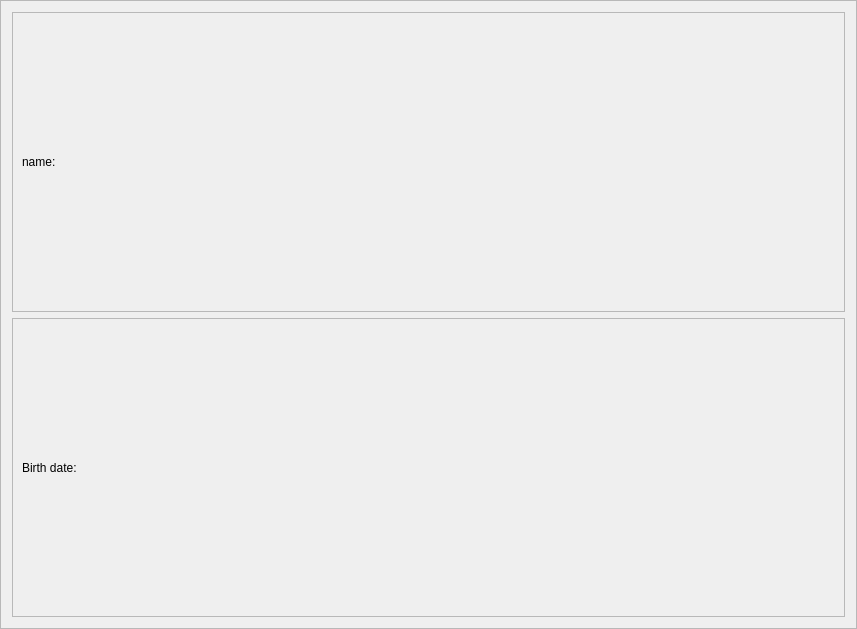
Above: weboob/applications/qcineoob/ui/person.ui from laurentb/weboob before the change. Below: the same form after it.
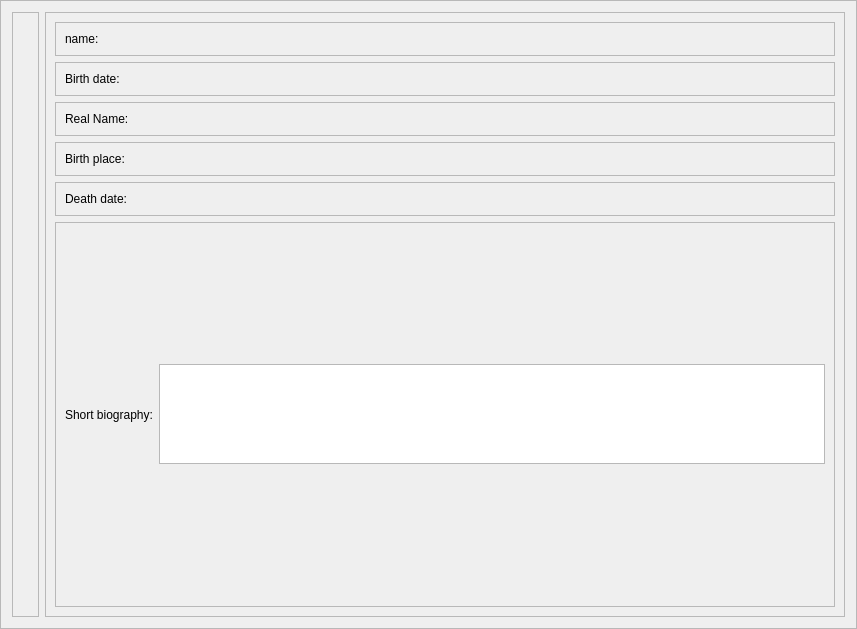
That is the form after the change.

Commit message: [qcineoob] info person and info movie

```diff
--- a/weboob/applications/qcineoob/ui/person.ui
+++ b/weboob/applications/qcineoob/ui/person.ui
@@ -19,6 +19,34 @@
   <property name="frameShadow">
    <enum>QFrame::Raised</enum>
   </property>
+  <layout class="QHBoxLayout" name="horizontalLayout_3">
+   <item>
+    <widget class="QFrame" name="frame_3">
+     <property name="frameShape">
+      <enum>QFrame::StyledPanel</enum>
+     </property>
+     <property name="frameShadow">
+      <enum>QFrame::Raised</enum>
+     </property>
+     <layout class="QVBoxLayout" name="verticalLayout_2">
+      <item>
+       <widget class="QLabel" name="imageLabel">
+        <property name="text">
+         <string/>
+        </property>
+       </widget>
+      </item>
+     </layout>
+    </widget>
+   </item>
+   <item>
+    <widget class="QFrame" name="frame_4">
+     <property name="frameShape">
+      <enum>QFrame::StyledPanel</enum>
+     </property>
+     <property name="frameShadow">
+      <enum>QFrame::Raised</enum>
+     </property>
   <layout class="QVBoxLayout" name="verticalLayout">
    <item>
     <widget class="QFrame" name="frame">
@@ -67,6 +95,116 @@
         <property name="text">
          <string/>
         </property>
+          </widget>
+         </item>
+        </layout>
+       </widget>
+      </item>
+      <item>
+       <widget class="QFrame" name="frame_8">
+        <property name="frameShape">
+         <enum>QFrame::StyledPanel</enum>
+        </property>
+        <property name="frameShadow">
+         <enum>QFrame::Raised</enum>
+        </property>
+        <layout class="QHBoxLayout" name="horizontalLayout_7">
+         <item>
+          <widget class="QLabel" name="label_7">
+           <property name="text">
+            <string>Real Name:</string>
+           </property>
+          </widget>
+         </item>
+         <item>
+          <widget class="QLabel" name="realNameLabel">
+           <property name="text">
+            <string/>
+           </property>
+          </widget>
+         </item>
+        </layout>
+       </widget>
+      </item>
+      <item>
+       <widget class="QFrame" name="frame_11">
+        <property name="frameShape">
+         <enum>QFrame::StyledPanel</enum>
+        </property>
+        <property name="frameShadow">
+         <enum>QFrame::Raised</enum>
+        </property>
+        <layout class="QHBoxLayout" name="horizontalLayout_10">
+         <item>
+          <widget class="QLabel" name="label_10">
+           <property name="text">
+            <string>Birth place:</string>
+           </property>
+          </widget>
+         </item>
+         <item>
+          <widget class="QLabel" name="birthPlaceLabel">
+           <property name="text">
+            <string/>
+           </property>
+          </widget>
+         </item>
+        </layout>
+       </widget>
+      </item>
+      <item>
+       <widget class="QFrame" name="frame_10">
+        <property name="frameShape">
+         <enum>QFrame::StyledPanel</enum>
+        </property>
+        <property name="frameShadow">
+         <enum>QFrame::Raised</enum>
+        </property>
+        <layout class="QHBoxLayout" name="horizontalLayout_9">
+         <item>
+          <widget class="QLabel" name="label_9">
+           <property name="text">
+            <string>Death date:</string>
+           </property>
+          </widget>
+         </item>
+         <item>
+          <widget class="QLabel" name="deathDateLabel">
+           <property name="text">
+            <string/>
+           </property>
+          </widget>
+         </item>
+        </layout>
+       </widget>
+      </item>
+      <item>
+       <widget class="QFrame" name="frame_9">
+        <property name="frameShape">
+         <enum>QFrame::StyledPanel</enum>
+        </property>
+        <property name="frameShadow">
+         <enum>QFrame::Raised</enum>
+        </property>
+        <layout class="QHBoxLayout" name="horizontalLayout_8">
+         <item>
+          <widget class="QLabel" name="label_8">
+           <property name="text">
+            <string>Short biography:</string>
+           </property>
+          </widget>
+         </item>
+         <item>
+          <widget class="QPlainTextEdit" name="shortBioPlain">
+           <property name="maximumSize">
+            <size>
+             <width>16777215</width>
+             <height>100</height>
+            </size>
+           </property>
+          </widget>
+         </item>
+        </layout>
        </widget>
       </item>
      </layout>
```
Left out of the diff: 2 changed lines with no effect on the pictures. Lines whose indentation alone changed are shown as unchanged. The commit also changes 5 other files.
